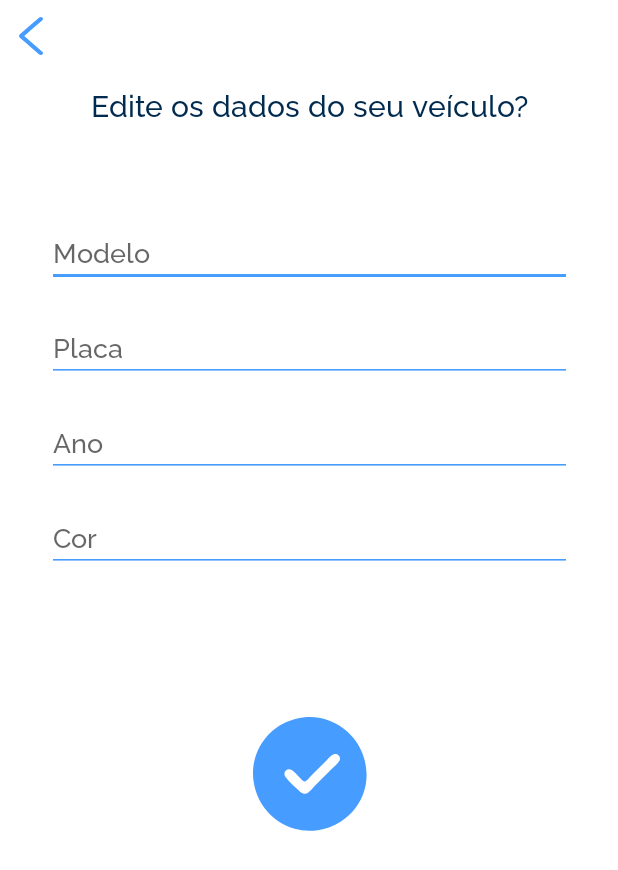
After one commit to Sthefanye/App-CarWash, an Android app: the layout fragment_update_dados_vehicle.xml on its own in the app's theme, with its tools: preview values and no code run, on a phone screen of 412 x 824 dp. The commit adds this screen. Shown: the top 870 px of the screen. Run offline under Robolectric (Android 15) with nearby library versions, the phone set to English and light mode, and no system bars.

Commit message:
add list e create vehicle

```diff
--- a/app/build.gradle
+++ b/app/build.gradle
@@ -50,7 +50,7 @@ dependencies {
     implementation 'androidx.core:core-ktx:1.7.0'
     implementation 'androidx.annotation:annotation:1.3.0'
     implementation 'org.jetbrains.kotlinx:kotlinx-coroutines-play-services:1.3.6'
-
+    implementation 'org.jetbrains.kotlinx:kotlinx-coroutines-android:1.5.0'
 
     //classpath 'com.google.gms:google-services:4.3.10'
     //google()
--- a/app/src/main/java/com/example/carwash/ui/fragments/HomeFragment.kt
+++ b/app/src/main/java/com/example/carwash/ui/fragments/HomeFragment.kt
@@ -27,10 +27,10 @@ class HomeFragment : Fragment() {
     override fun onCreate(savedInstanceState: Bundle?) {
         super.onCreate(savedInstanceState)
 
-        Util.exibirToast(requireContext(),"oi ${dadosUsuario.userEmail}")
+        /*Util.exibirToast(requireContext(),"oi ${dadosUsuario.userEmail}")
         Util.exibirToast(requireContext(),"oi $name3")
         Util.exibirToast(requireContext(),"oi ${dadosUsuario.userNumber}")
-        Util.exibirToast(requireContext(),"oi ${dadosUsuario.userId}")
+        Util.exibirToast(requireContext(),"oi ${dadosUsuario.userId}")*/
     }
 
 
--- /dev/null
+++ b/app/src/main/res/layout/fragment_update_dados_vehicle.xml
@@ -0,0 +1,98 @@
+<?xml version="1.0" encoding="utf-8"?>
+<layout
+    xmlns:tools="http://schemas.android.com/tools"
+    xmlns:android="http://schemas.android.com/apk/res/android"
+    xmlns:app="http://schemas.android.com/apk/res-auto">
+
+    <androidx.constraintlayout.widget.ConstraintLayout
+        android:layout_width="match_parent"
+        android:layout_height="match_parent">
+
+        <ImageButton
+            android:id="@+id/btnVoltarToMeusVeiculos"
+            android:layout_width="@dimen/btn_arrow_layout_width"
+            android:layout_height="@dimen/btn_arrow_layout_height"
+            android:src="@drawable/ic_seta_azul"
+            android:layout_marginLeft="@dimen/elevation"
+            android:layout_marginTop="@dimen/elevation"
+            android:background="?attr/selectableItemBackgroundBorderless"
+            app:layout_constraintStart_toStartOf="parent"
+            app:layout_constraintTop_toTopOf="parent" />
+
+        <TextView
+            android:id="@+id/tvUpdateModeloVeiculo"
+            android:layout_width="wrap_content"
+            android:layout_height="wrap_content"
+            android:layout_marginTop="12dp"
+            android:fontFamily="@font/raleway_medium"
+            android:text="@string/update_data_vehicle"
+            android:textAlignment="center"
+            android:textColor="@color/blue_dark_primary"
+            android:textSize="@dimen/body_5"
+            app:layout_constraintEnd_toEndOf="parent"
+            app:layout_constraintStart_toStartOf="parent"
+            app:layout_constraintTop_toBottomOf="@id/btnVoltarToMeusVeiculos" />
+
+        <EditText
+            android:id="@+id/etUpdateModeloVeiculo"
+            android:layout_width="@dimen/altura_edit_text"
+            android:layout_height="@dimen/largura_edit_text"
+            android:layout_marginTop="@dimen/margin_top_default_logo"
+            android:backgroundTint="@color/blue_light"
+            android:fontFamily="@font/raleway_medium"
+            android:hint="@string/modelo_veiculo"
+            app:layout_constraintEnd_toEndOf="@+id/tvUpdateModeloVeiculo"
+            app:layout_constraintStart_toStartOf="@+id/tvUpdateModeloVeiculo"
+            app:layout_constraintTop_toBottomOf="@+id/tvUpdateModeloVeiculo" />
+
+        <EditText
+            android:id="@+id/etUpdatePlacaVeiculo"
+            android:layout_width="@dimen/altura_edit_text"
+            android:layout_height="@dimen/largura_edit_text"
+            android:layout_marginTop="@dimen/margin_top"
+            android:backgroundTint="@color/blue_light"
+            android:fontFamily="@font/raleway_medium"
+            android:hint="@string/placa_veiculo"
+            app:layout_constraintEnd_toEndOf="@+id/etUpdateModeloVeiculo"
+            app:layout_constraintStart_toStartOf="@+id/etUpdateModeloVeiculo"
+            app:layout_constraintTop_toBottomOf="@+id/etUpdateModeloVeiculo" />
+
+        <EditText
+            android:id="@+id/etUpdateAnoVeiculo"
+            android:layout_width="@dimen/altura_edit_text"
+            android:layout_height="@dimen/largura_edit_text"
+            android:layout_marginTop="@dimen/margin_top"
+            android:backgroundTint="@color/blue_light"
+            android:fontFamily="@font/raleway_medium"
+            android:hint="@string/ano_veiculo"
+            android:inputType="number"
+            app:layout_constraintEnd_toEndOf="@+id/etUpdatePlacaVeiculo"
+            app:layout_constraintStart_toStartOf="@+id/etUpdatePlacaVeiculo"
+            app:layout_constraintTop_toBottomOf="@+id/etUpdatePlacaVeiculo" />
+
+        <EditText
+            android:id="@+id/etUpdateCorVeiculo"
+            android:layout_width="@dimen/altura_edit_text"
+            android:layout_height="@dimen/largura_edit_text"
+            android:layout_marginTop="@dimen/margin_top"
+            android:backgroundTint="@color/blue_light"
+            android:fontFamily="@font/raleway_medium"
+            android:hint="@string/cor_veiculo"
+            app:layout_constraintEnd_toEndOf="@+id/etUpdateAnoVeiculo"
+            app:layout_constraintStart_toStartOf="@+id/etUpdateAnoVeiculo"
+            app:layout_constraintTop_toBottomOf="@+id/etUpdateAnoVeiculo" />
+
+        <ImageButton
+            android:id="@+id/btnConfirmUpdateDataVeiculo"
+            android:layout_width="wrap_content"
+            android:layout_height="wrap_content"
+            android:layout_marginTop="160dp"
+            android:background="?attr/selectableItemBackgroundBorderless"
+            android:src="@drawable/ic_check_register_veiculo"
+            app:layout_constraintEnd_toEndOf="@+id/etUpdateAnoVeiculo"
+            app:layout_constraintStart_toStartOf="@+id/etUpdateAnoVeiculo"
+            app:layout_constraintTop_toBottomOf="@+id/etUpdateAnoVeiculo" />
+
+
+    </androidx.constraintlayout.widget.ConstraintLayout>
+</layout>
--- a/app/src/main/res/values/strings.xml
+++ b/app/src/main/res/values/strings.xml
@@ -48,5 +48,6 @@
     <string name="senha_atual">Senha Atual</string>
     <string name="senha_nova">Senha Nova</string>
     <string name="confirme_a_senha_nova">Confirme a senha nova</string>
+    <string name="update_data_vehicle">Edite os dados do seu veículo?</string>
 
 </resources>
```
Also changed, not shown: app/src/main/java/com/example/carwash/data/adapters/VehicleAdapter.kt (added, +48 -0 lines), app/src/main/java/com/example/carwash/data/repositories/PersonRepository.kt (added, +22 -0 lines), app/src/main/java/com/example/carwash/data/repositories/Repository.kt (added, +11 -0 lines), app/src/main/java/com/example/carwash/data/repositories/VehicleRepository.kt (added, +32 -0 lines), app/src/main/java/com/example/carwash/ui/fragments/CreateAccountFragment.kt (+14 -5 lines), app/src/main/java/com/example/carwash/ui/fragments/MeusVeiculosFragment.kt (+40 -1 lines), app/src/main/java/com/example/carwash/ui/fragments/RegisterVehicleFragment.kt (+19 -4 lines), app/src/main/java/com/example/carwash/ui/fragments/UpdateDataVehicleFragment.kt (added, +39 -0 lines), app/src/main/res/layout/list_item_meus_veiculos.xml (+4 -4 lines), app/src/main/res/navigation/carwash_nav.xml (+47 -28 lines).
